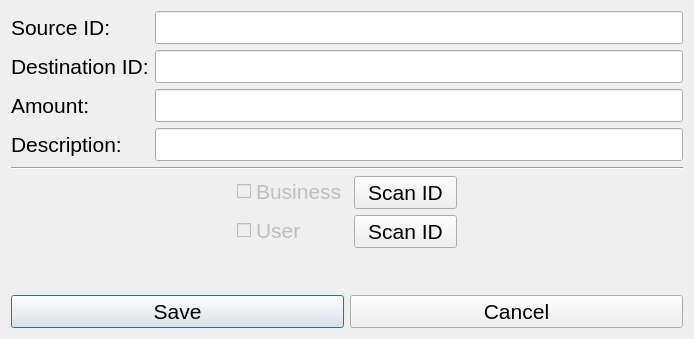
Before: the Qt Designer form src/windows/ui/ChargebackTransactionDialog.ui in 1icolo/AUPay, drawn with Qt 5.
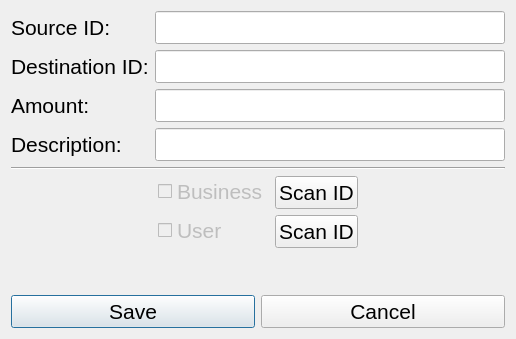
After: the same form once the commit is applied.

Commit message: amount can be edited

The edit to the form file:
```diff
--- a/src/windows/ui/ChargebackTransactionDialog.ui
+++ b/src/windows/ui/ChargebackTransactionDialog.ui
@@ -6,7 +6,7 @@
    <rect>
     <x>0</x>
     <y>0</y>
-    <width>694</width>
+    <width>516</width>
     <height>339</height>
    </rect>
   </property>
@@ -97,7 +97,7 @@
         </font>
        </property>
        <property name="readOnly">
-        <bool>true</bool>
+        <bool>false</bool>
        </property>
       </widget>
      </item>
```
The commit also changes 1 other file.
